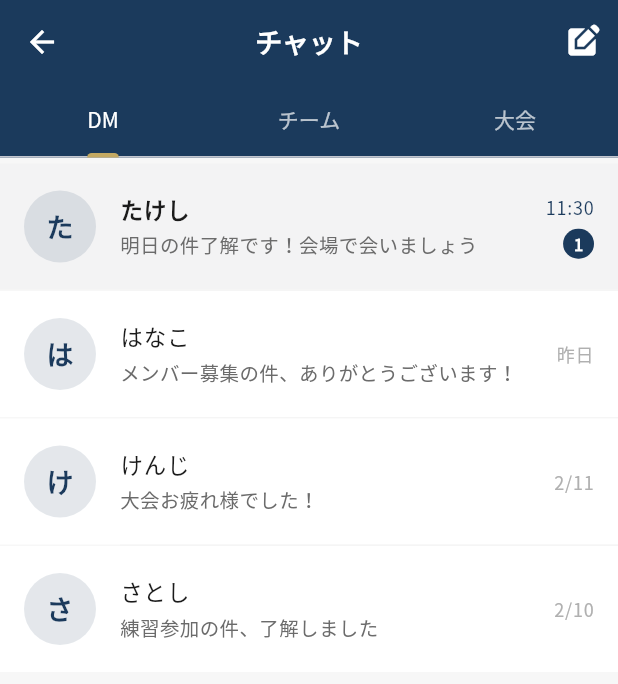
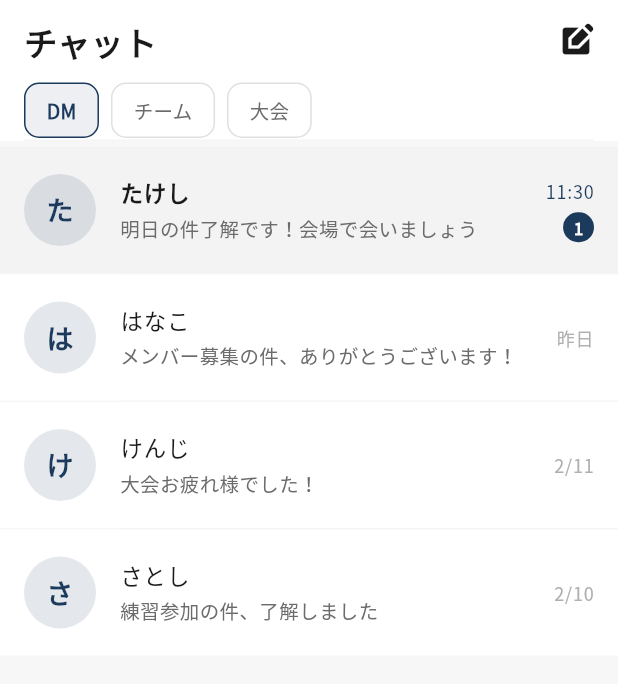
Before and after one commit to sofvo-dev/sofvo, a Flutter app: the ChatListScreen screen opened directly, on a phone screen of 412 x 824 dp. Shown: the top 684 px of the screen. Run offline on Flutter 3.47's test engine with Material 3 defaults, Android fonts, the phone set to English and light mode, and no system bars; our stand-ins replace cloud_firestore, file_picker, firebase_auth, firebase_core, firebase_storage, google_fonts and 4 more; missing offline and left inert: dart:html, mobile_scanner; accounts and stored records are empty; network calls fail.

Commit message:
Unify tab header UI and fix duplicate result section bug
- Replace AppBar with custom Container headers on Home, Chat, MyPage tabs
- Align header padding and divider style across all 5 tabs (さがす, 予定 already custom)
- Add tab controller listeners for swipe-to-switch header sync
- Remove duplicate tournament result section (was rendered twice on 終了 status)

https://claude.ai/code/session_013MKxKGXbZGCqrQm7pKGamY

```diff
--- a/lib/screens/chat/chat_list_screen.dart
+++ b/lib/screens/chat/chat_list_screen.dart
@@ -20,6 +20,7 @@ class _ChatListScreenState extends State<ChatListScreen>
   void initState() {
     super.initState();
     _tabController = TabController(length: 3, vsync: this);
+    _tabController.addListener(() { if (!_tabController.indexIsChanging) setState(() {}); });
   }
 
   @override
@@ -281,34 +282,64 @@ class _ChatListScreenState extends State<ChatListScreen>
   Widget build(BuildContext context) {
     return Scaffold(
       backgroundColor: AppTheme.backgroundColor,
-      appBar: AppBar(
-        title: const Text('チャット'),
-        actions: [
-          IconButton(
-            icon: const Icon(Icons.edit_square),
-            onPressed: _showNewDmSheet,
+      body: SafeArea(
+        child: Column(children: [
+          // ━━━ 統一ヘッダー ━━━
+          Container(
+            color: Colors.white,
+            padding: const EdgeInsets.fromLTRB(16, 12, 16, 0),
+            child: Column(crossAxisAlignment: CrossAxisAlignment.start, children: [
+              Row(children: [
+                const Text('チャット',
+                    style: TextStyle(fontSize: 22, fontWeight: FontWeight.bold, color: AppTheme.textPrimary)),
+                const Spacer(),
+                GestureDetector(
+                  onTap: _showNewDmSheet,
+                  child: const Icon(Icons.edit_square, size: 24, color: AppTheme.textPrimary),
                 ),
-        ],
-        bottom: TabBar(
-          controller: _tabController,
-          labelColor: Colors.white,
-          unselectedLabelColor: Colors.white70,
-          indicatorColor: AppTheme.accentColor,
-          indicatorWeight: 3,
-          tabs: const [
-            Tab(text: 'DM'),
-            Tab(text: 'チーム'),
-            Tab(text: '大会'),
-          ],
+              ]),
+              const SizedBox(height: 12),
+              Row(children: [
+                _buildHeaderTab('DM', 0),
+                const SizedBox(width: 8),
+                _buildHeaderTab('チーム', 1),
+                const SizedBox(width: 8),
+                _buildHeaderTab('大会', 2),
+              ]),
+              const SizedBox(height: 1),
+              Container(height: 1, color: Colors.grey[100]),
+            ]),
           ),
-      ),
-      body: TabBarView(
+          Expanded(
+            child: TabBarView(
               controller: _tabController,
               children: [
                 _buildChatTab('dm'),
                 _buildChatTab('team'),
                 _buildChatTab('tournament'),
               ],
+            ),
+          ),
+        ]),
+      ),
+    );
+  }
+
+  Widget _buildHeaderTab(String label, int index) {
+    final isSelected = _tabController.index == index;
+    return GestureDetector(
+      onTap: () { _tabController.animateTo(index); setState(() {}); },
+      child: Container(
+        padding: const EdgeInsets.symmetric(horizontal: 14, vertical: 8),
+        decoration: BoxDecoration(
+          color: isSelected ? AppTheme.primaryColor.withValues(alpha: 0.08) : Colors.transparent,
+          borderRadius: BorderRadius.circular(10),
+          border: Border.all(color: isSelected ? AppTheme.primaryColor : Colors.grey[300]!),
+        ),
+        child: Text(label, style: TextStyle(
+            fontSize: 13,
+            fontWeight: isSelected ? FontWeight.bold : FontWeight.normal,
+            color: isSelected ? AppTheme.primaryColor : AppTheme.textSecondary)),
       ),
     );
   }
--- a/lib/screens/tournament/tournament_search_screen.dart
+++ b/lib/screens/tournament/tournament_search_screen.dart
@@ -125,7 +125,7 @@ class _TournamentSearchScreenState extends State<TournamentSearchScreen>
   Widget _buildHeader() {
     return Container(
       color: Colors.white,
-      padding: const EdgeInsets.fromLTRB(16, 12, 16, 12),
+      padding: const EdgeInsets.fromLTRB(16, 12, 16, 0),
       child: Column(crossAxisAlignment: CrossAxisAlignment.start, children: [
         const Text('さがす',
             style: TextStyle(fontSize: 22, fontWeight: FontWeight.bold, color: AppTheme.textPrimary)),
```
Also changed, not shown: lib/screens/home/home_screen.dart (+56 -37 lines), lib/screens/profile/my_page_screen.dart (+23 -14 lines), lib/screens/tournament/tournament_detail_screen.dart (+0 -41 lines). Lines whose indentation alone changed are shown as unchanged.
